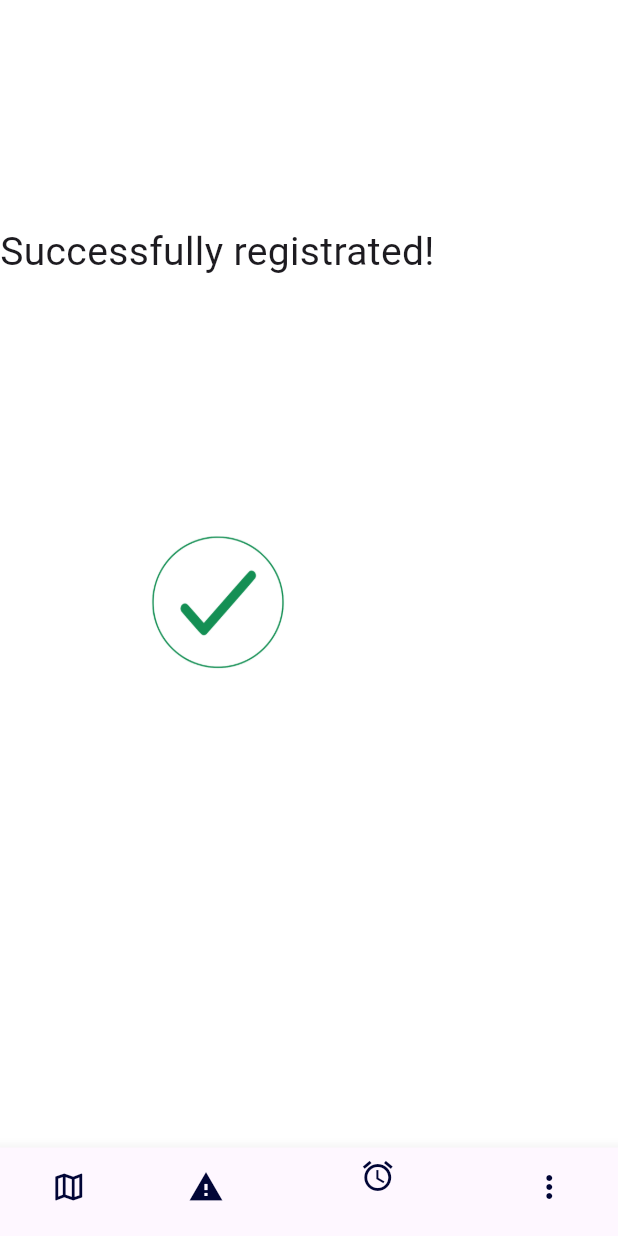
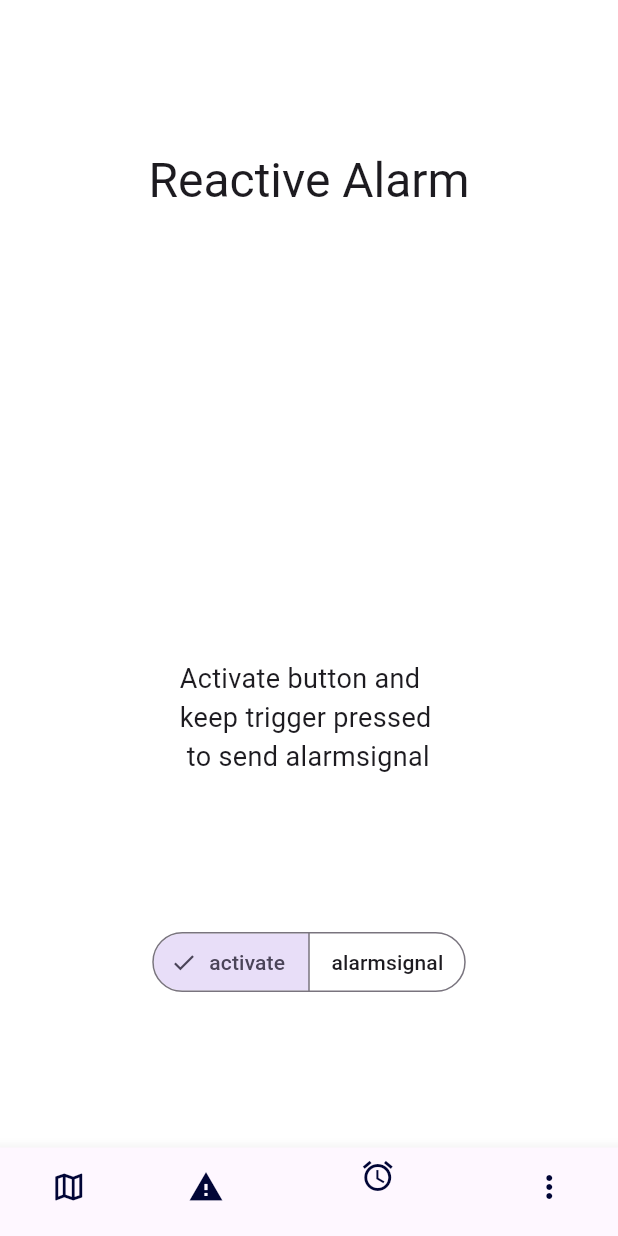
Before and after one commit to RaphaelBirkl1991/ForHelpersApp, a Flutter app: the screen it shows after launch, item 3 of the bottom bar chosen, on a phone screen of 412 x 824 dp. Run offline on Flutter 3.47's test engine with Material 3 defaults, Android fonts, the phone set to English and light mode, and no system bars.

Commit message:
alarm_screen & smoke_screen added

```diff
--- /dev/null
+++ b/lib/application/services/provide_segmented_btn.dart
@@ -0,0 +1,42 @@
+import 'package:flutter/material.dart';
+
+enum BtnStates { activate, alarm }
+
+class SingleChoice extends StatefulWidget {
+  const SingleChoice({super.key});
+
+  @override
+  State<SingleChoice> createState() => _SingleChoiceState();
+}
+
+class _SingleChoiceState extends State<SingleChoice> {
+  BtnStates btnView = BtnStates.activate;
+
+  @override
+  Widget build(BuildContext context) {
+    return SegmentedButton<BtnStates>(
+      segments: const <ButtonSegment<BtnStates>>[
+        ButtonSegment<BtnStates>(
+          value: BtnStates.activate,
+          label: Text('activate'),
+        ),
+        ButtonSegment<BtnStates>(
+          value: BtnStates.alarm,
+          label: Text('alarmsignal'),
+        ),
+      ],
+      selected: <BtnStates>{btnView},
+      onSelectionChanged: (Set<BtnStates> newSelection) {
+        setState(() {
+          if (newSelection.contains(BtnStates.activate)) {
+            // Wenn "activate" ausgewählt wurde, ermögliche das Klicken auf "alarmsignal"
+            btnView = BtnStates.activate;
+          } else if (newSelection.contains(BtnStates.alarm)) {
+            // Wenn "alarmsignal" ausgewählt wurde, ändere die Ansicht entsprechend
+            btnView = BtnStates.alarm;
+          }
+        });
+      },
+    );
+  }
+}
--- a/lib/main.dart
+++ b/lib/main.dart
@@ -1,7 +1,7 @@
 import 'package:flutter/material.dart';
-import 'package:p12_basic_widgets/presentation/precautionary_screen.dart';
-import 'package:p12_basic_widgets/presentation/registration_success.dart';
-import 'package:p12_basic_widgets/presentation/splash_screen.dart';
+import 'package:p12_basic_widgets/presentation/alarm_screen.dart';
+import 'package:p12_basic_widgets/presentation/map_screen.dart';
+import 'package:p12_basic_widgets/presentation/smoke_screen.dart';
 import 'package:p12_basic_widgets/presentation/tabbar_screen.dart';
 
 void main() {
@@ -16,14 +16,19 @@ class MainApp extends StatelessWidget {
     return MaterialApp(
       theme: ThemeData(
         textTheme: const TextTheme(
-          headlineMedium: TextStyle(fontSize: 25),
+          headlineMedium: TextStyle(fontSize: 32),
           displayMedium: TextStyle(fontSize: 25, fontWeight: FontWeight.normal),
-          bodyMedium: TextStyle(fontSize: 13),
+          bodyMedium: TextStyle(fontSize: 18, fontWeight: FontWeight.normal),
         ),
         primaryColor: Color(int.parse("0xFF010536")),
+        hintColor: Colors.white,
         elevatedButtonTheme: ElevatedButtonThemeData(
           style: ButtonStyle(
-            backgroundColor: MaterialStateProperty.all(const Color(0xFF010536)),
+            textStyle: MaterialStateProperty.all<TextStyle>(
+              const TextStyle(color: Colors.white),
+            ),
+            backgroundColor:
+                MaterialStateProperty.all<Color>(const Color(0xFF010536)),
           ),
         ),
         scaffoldBackgroundColor: Colors.white,
@@ -45,9 +50,9 @@ class _MainAppState extends State<MainAppScreen> {
 
   // Widgets für jede Seite, die durch die Bottom Navigation Bar angezeigt wird
   final List<Widget> _pages = [
-    const SplashScreen(),
+    const MapScreen(),
     const SmokeSignalScreen(),
-    const RegistrationSuccessScreen(),
+    const AlarmSignalScreen(),
     const TabBarScreen()
   ];
 
--- /dev/null
+++ b/lib/presentation/alarm_screen.dart
@@ -0,0 +1,36 @@
+import 'package:flutter/material.dart';
+import 'package:p12_basic_widgets/application/services/provide_segmented_btn.dart';
+
+class AlarmSignalScreen extends StatefulWidget {
+  const AlarmSignalScreen({super.key});
+
+  @override
+  State<AlarmSignalScreen> createState() => _AlarmSignalScreenState();
+}
+
+class _AlarmSignalScreenState extends State<AlarmSignalScreen> {
+  @override
+  Widget build(BuildContext context) {
+    return Column(
+      mainAxisAlignment: MainAxisAlignment.center,
+      crossAxisAlignment: CrossAxisAlignment.center,
+      children: [
+        const Spacer(),
+        Center(
+          child: Text("Reactive Alarm",
+              style: Theme.of(context).textTheme.headlineMedium),
+        ),
+        const Spacer(),
+        const Spacer(),
+        const Spacer(),
+        const Center(
+          child: Text(
+              "Activate button and \nkeep trigger pressed \n to send alarmsignal"),
+        ),
+        const Spacer(),
+        const SingleChoice(),
+        const Spacer(),
+      ],
+    );
+  }
+}
--- /dev/null
+++ b/lib/presentation/map_screen.dart
@@ -0,0 +1,15 @@
+import 'package:flutter/material.dart';
+
+class MapScreen extends StatefulWidget {
+  const MapScreen({super.key});
+
+  @override
+  State<MapScreen> createState() => _MapScreenState();
+}
+
+class _MapScreenState extends State<MapScreen> {
+  @override
+  Widget build(BuildContext context) {
+    return const Placeholder();
+  }
+}
--- a/lib/presentation/precautionary_screen.dart
+++ b/lib/presentation/smoke_screen.dart
@@ -11,6 +11,7 @@ class _SmokeSignalScreenState extends State<SmokeSignalScreen> {
   @override
   Widget build(BuildContext context) {
     return Column(
+      crossAxisAlignment: CrossAxisAlignment.center,
       children: [
         const Spacer(),
         Text("Precautionary Signal",
@@ -18,11 +19,21 @@ class _SmokeSignalScreenState extends State<SmokeSignalScreen> {
         const Spacer(),
         const Spacer(),
         const Spacer(),
-        const Text(
-            "Specify Signal and \nkeep trigger pressed \nto set smokesign"),
+        Center(
+          child: Text(
+            "Specify Signal and \nkeep trigger pressed \nto set smokesign",
+            style: Theme.of(context).textTheme.bodyMedium,
+          ),
+        ),
         const Spacer(),
-        ElevatedButton(
-            onPressed: () {}, child: const Text("prepare smokesign")),
+        Center(
+          child: ElevatedButton(
+              onPressed: () {},
+              child: const Text(
+                "prepare smokesign",
+                style: TextStyle(color: Colors.white),
+              )),
+        ),
         const Spacer(),
         const Spacer(),
       ],
```
